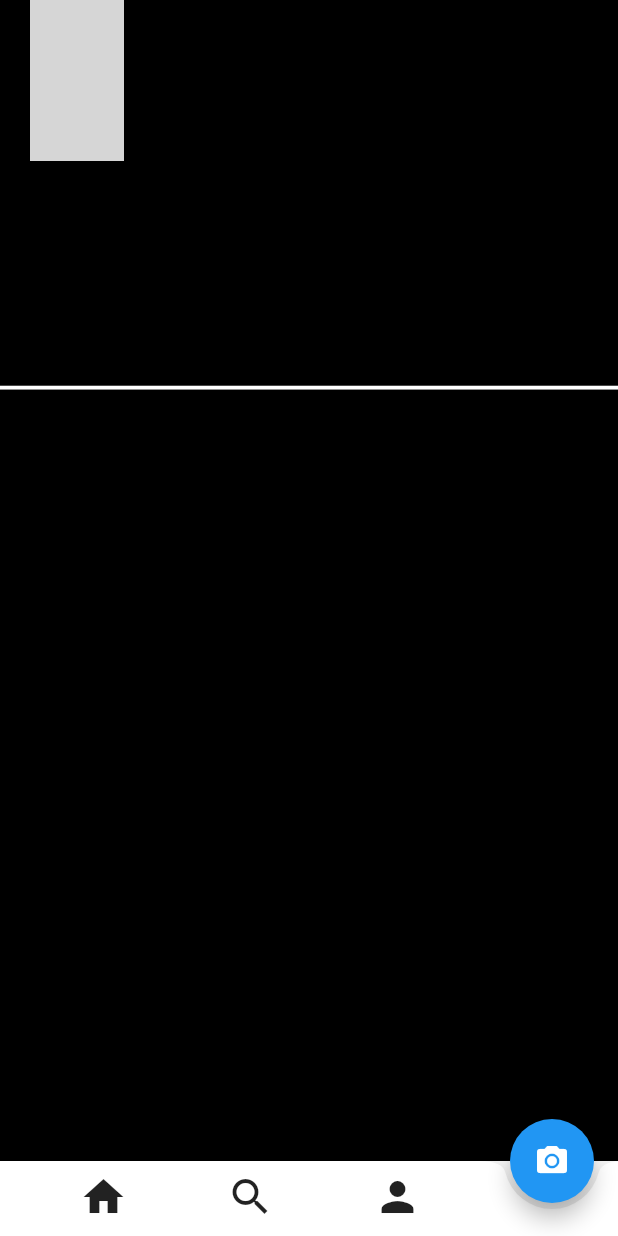
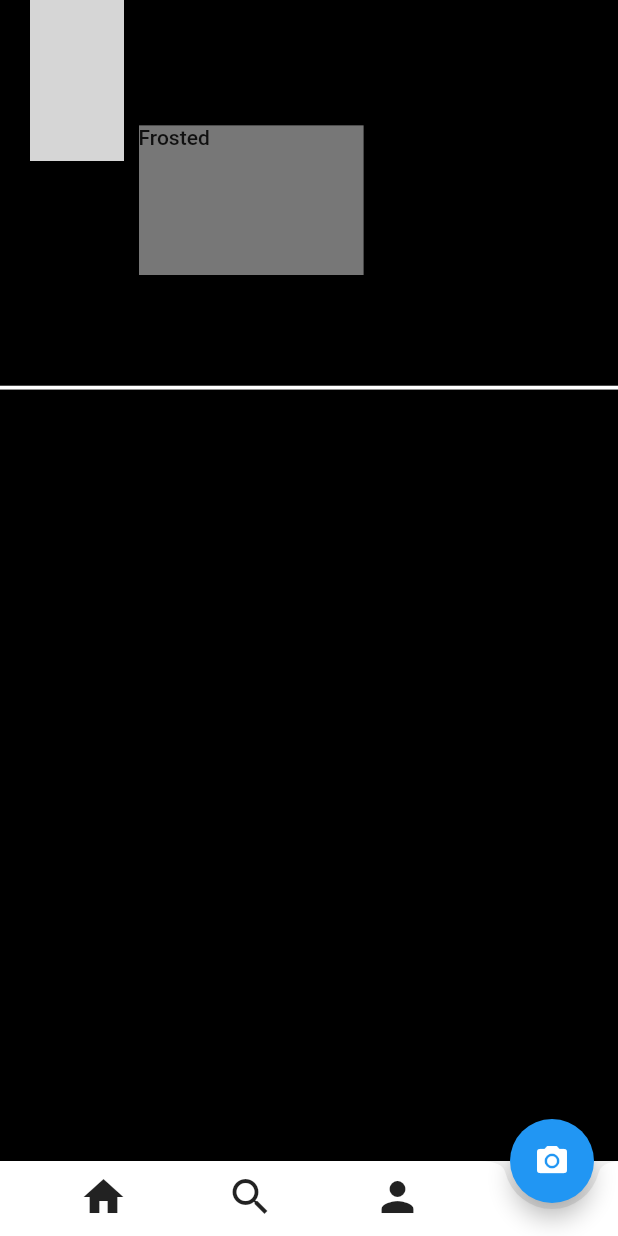
Before and after one commit to lisper-inmove/LearnEnglishFlutter, a Flutter app: the screen it shows after launch, on a phone screen of 412 x 824 dp. Run offline on Flutter 3.47's test engine with Material 2 defaults, Android fonts, the phone set to English and light mode, and no system bars; grey boxes are pictures that could not be loaded.

Commit message:
Add Canlendar

```diff
--- a/lib/home.dart
+++ b/lib/home.dart
@@ -1,3 +1,4 @@
+import 'dart:ui';
 import 'package:flutter/material.dart';
 
 class HomePage extends StatefulWidget {
@@ -86,7 +87,31 @@ class _HomePageState extends State<HomePage> {
   }
 
   Widget _createCalendar(BuildContext context) {
-    return Container();
+    return Container(
+      child: Stack(
+        children: <Widget>[
+          Container(
+            margin: EdgeInsets.only(top: 10, left: 10),
+            child: ClipRect(
+              child: BackdropFilter(
+                filter: ImageFilter.blur(sigmaX: 10.0, sigmaY: 10.0),
+                child: Container(
+                  width: 150.0,
+                  height: 100.0,
+                  decoration: BoxDecoration(
+                    color: Colors.grey.shade200.withOpacity(0.5)
+                  ),
+                  child: Text(
+                    'Frosted',
+                    style: Theme.of(context).textTheme.bodyLarge
+                  ),
+                ),
+              ),
+            ),
+          ),
+        ],
+      ),
+    );
   }
 
   Widget _createMain(BuildContext context) {
```
